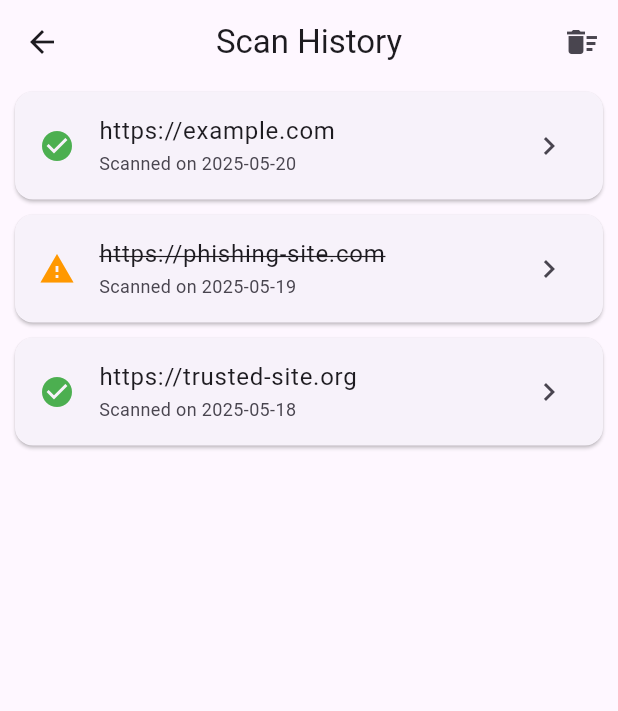
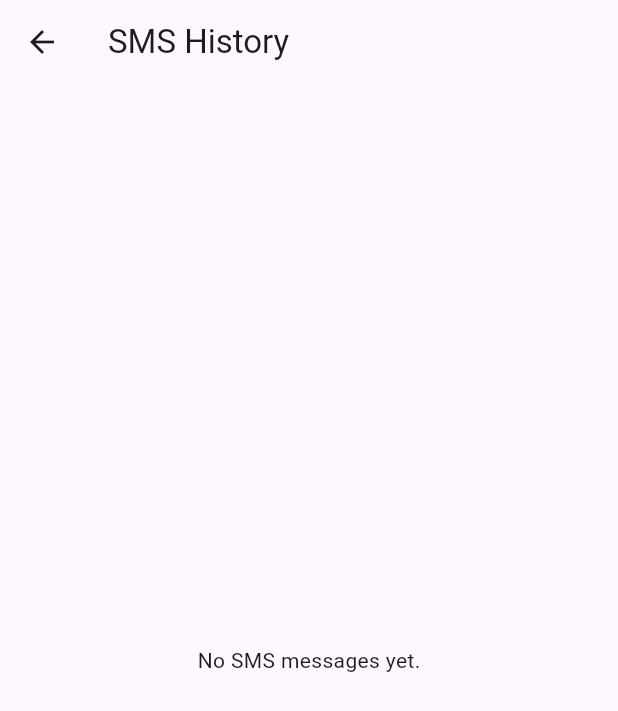
Before and after one commit to ameerasyraf1999/phish_detective, a Flutter app: the screen it shows after launch, scrolled down 200 dp, after a tap on "History", on a phone screen of 412 x 824 dp. Shown: the top 711 px of the screen. Run offline on Flutter 3.47's test engine with Material 3 defaults, Android fonts, the phone set to English and light mode, and no system bars; our stand-ins replace animated_splash_screen, hive, hive_flutter, lottie, page_transition; missing offline and left inert: another_telephony; accounts and stored records are empty.

```diff
--- a/lib/history_page.dart
+++ b/lib/history_page.dart
@@ -1,129 +1,36 @@
 //history_page.dart
 import 'package:flutter/material.dart';
+import 'package:hive_flutter/hive_flutter.dart';
+import 'package:phish_detective/sms_model.dart';
 
-class HistoryItem {
-  final String url;
-  final DateTime date;
-  final bool isSafe;
-
-  HistoryItem(this.url, this.date, this.isSafe);
-}
-
-class HistoryPage extends StatefulWidget {
+class HistoryPage extends StatelessWidget {
   const HistoryPage({super.key});
 
   @override
-  State<HistoryPage> createState() => _HistoryPageState();
-}
+  Widget build(BuildContext context) {
+    final smsBox = Hive.box<SmsModel>('smsBox');
 
-class _HistoryPageState extends State<HistoryPage> {
-  final List<HistoryItem> _historyItems = [
-    HistoryItem('https://example.com', DateTime.now().subtract(const Duration(days: 1)), true),
-    HistoryItem('https://phishing-site.com', DateTime.now().subtract(const Duration(days: 2)), false),
-    HistoryItem('https://trusted-site.org', DateTime.now().subtract(const Duration(days: 3)), true),
-  ];
-
-  @override
-  Widget build(BuildContext context) {
     return Scaffold(
-      appBar: AppBar(
-        title: const Text('Scan History'),
-        centerTitle: true,
-        actions: [
-          IconButton(
-            icon: const Icon(Icons.delete_sweep),
-            onPressed: () => _showClearConfirmation(context),
-          ),
-        ],
-      ),
-      body: _historyItems.isEmpty
-          ? const Center(child: Text('No scan history yet'))
-          : ListView.builder(
-              itemCount: _historyItems.length,
-              itemBuilder: (context, index) {
-                final item = _historyItems[index];
-                return Card(
-                  margin: const EdgeInsets.symmetric(horizontal: 10, vertical: 5),
-                  child: ListTile(
-                    leading: Icon(
-                      item.isSafe ? Icons.check_circle : Icons.warning,
-                      color: item.isSafe ? Colors.green : Colors.orange,
-                    ),
-                    title: Text(
-                      item.url,
-                      style: TextStyle(
-                        decoration: item.isSafe ? null : TextDecoration.lineThrough,
-                      ),
-                    ),
-                    subtitle: Text(
-                      'Scanned on ${item.date.toString().split(' ')[0]}',
-                      style: const TextStyle(fontSize: 12),
-                    ),
-                    trailing: const Icon(Icons.chevron_right),
-                    onTap: () => _showDetails(context, item),
-                  ),
-                );
-              },
-            ),
-    );
-  }
-
-  void _showDetails(BuildContext context, HistoryItem item) {
-    showDialog(
-      context: context,
-      builder: (context) => AlertDialog(
-        title: Text(item.isSafe ? 'Safe URL' : 'Phishing Detected'),
-        content: Column(
-          mainAxisSize: MainAxisSize.min,
-          crossAxisAlignment: CrossAxisAlignment.start,
-          children: [
-            Text('URL: ${item.url}'),
-            const SizedBox(height: 10),
-            Text('Date: ${item.date.toString()}'),
-            const SizedBox(height: 20),
-            Text(
-              item.isSafe
-                  ? 'This URL has been verified as safe'
-                  : 'Warning: Potential phishing site detected',
-              style: TextStyle(
-                color: item.isSafe ? Colors.green : Colors.red,
-                fontWeight: FontWeight.bold,
-              ),
-            ),
-          ],
-        ),
-        actions: [
-          TextButton(
-            onPressed: () => Navigator.pop(context),
-            child: const Text('Close'),
-          ),
-        ],
-      ),
-    );
-  }
-
-  void _showClearConfirmation(BuildContext context) {
-    showDialog(
-      context: context,
-      builder: (context) => AlertDialog(
-        title: const Text('Clear History?'),
-        content: const Text('This will permanently delete all scan history.'),
-        actions: [
-          TextButton(
-            onPressed: () => Navigator.pop(context),
-            child: const Text('Cancel'),
-          ),
-          TextButton(
-            onPressed: () {
-              setState(() => _historyItems.clear());
-              Navigator.pop(context);
-              ScaffoldMessenger.of(context).showSnackBar(
-                const SnackBar(content: Text('History cleared')),
+      appBar: AppBar(title: const Text('SMS History')),
+      body: ValueListenableBuilder(
+        valueListenable: smsBox.listenable(),
+        builder: (context, Box<SmsModel> box, _) {
+          if (box.values.isEmpty) {
+            return const Center(child: Text('No SMS messages yet.'));
+          }
+          return ListView.builder(
+            itemCount: box.values.length,
+            itemBuilder: (context, index) {
+              final sms = box.getAt(index) as SmsModel;
+              return ListTile(
+                title: Text(sms.sender ?? 'Unknown Sender'),
+                subtitle: Text(sms.body ?? 'No content'),
+                trailing: Text(sms.timestamp?.toString() ?? 'No date'),
+                // You can add an icon or color based on sms.isPhishing
               );
             },
-            child: const Text('Clear', style: TextStyle(color: Colors.red)),
-          ),
-        ],
+          );
+        },
       ),
     );
   }
--- a/lib/main.dart
+++ b/lib/main.dart
@@ -1,7 +1,15 @@
 import 'package:flutter/material.dart';
-import 'splash_screen.dart';
+import 'package:hive_flutter/hive_flutter.dart';
+import 'package:phish_detective/sms_model.dart';
+import 'package:phish_detective/splash_screen.dart'; // Added import for SplashScreen
 
-void main() {
+void main() async {
+  WidgetsFlutterBinding.ensureInitialized();
+  await Hive.initFlutter();
+  Hive.registerAdapter(SmsModelAdapter());
+  await Hive.openBox<SmsModel>('smsBox');
+  // await Hive.openBox('settings');
+  // await Hive.openBox('scan_history');
   runApp(const MyApp());
 }
 
--- /dev/null
+++ b/lib/sms_model.dart
@@ -0,0 +1,20 @@
+import 'package:hive/hive.dart';
+
+part 'sms_model.g.dart'; // Hive will generate this file
+
+@HiveType(typeId: 0)
+class SmsModel extends HiveObject {
+  @HiveField(0)
+  final String? sender;
+
+  @HiveField(1)
+  final String? body;
+
+  @HiveField(2)
+  final DateTime? timestamp;
+
+  @HiveField(3)
+  bool isPhishing; // You'll update this based on your detection logic
+
+  SmsModel({this.sender, this.body, this.timestamp, this.isPhishing = false});
+}
--- a/pubspec.yaml
+++ b/pubspec.yaml
@@ -12,10 +12,15 @@ dependencies:
   lottie: ^3.3.0
   animated_splash_screen: ^1.3.0
   page_transition: ^2.2.1
+  hive: ^2.2.3
+  hive_flutter: ^1.1.0
+  another_telephony: ^0.4.1
 
 dev_dependencies:
   flutter_test:
     sdk: flutter
+  build_runner: ^2.4.9 # Or latest version
+  hive_generator: ^2.0.1 # Or latest version
   flutter_lints: ^5.0.0
 
 flutter:
```
Also changed, not shown: lib/detection_page.dart (+54 -3 lines), lib/sms_model.g.dart (added), pubspec.lock, 3 other files.
